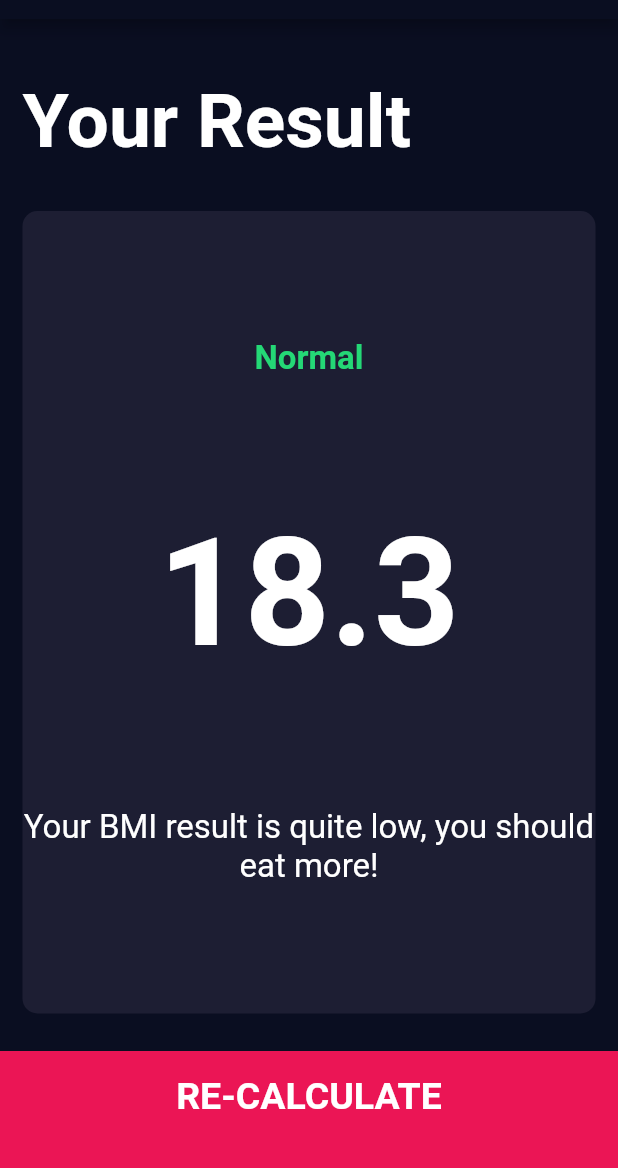
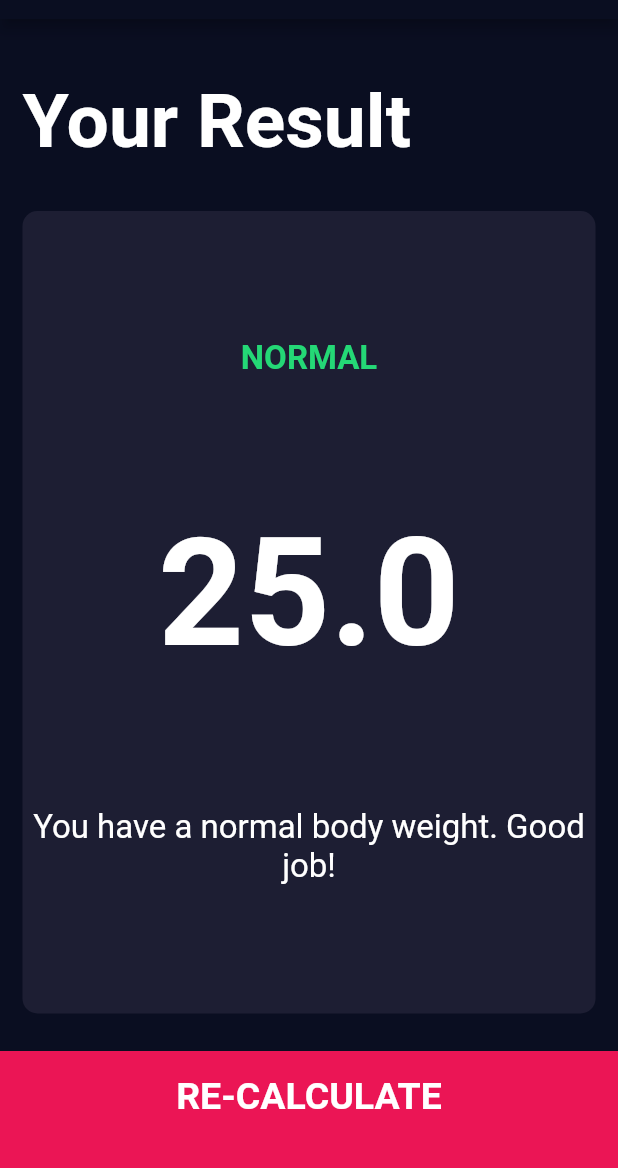
Before and after one commit to robsonsilv4/bmi-calculator, a Flutter app: the screen it shows after launch, after a tap on "CALCULATE", on a phone screen of 412 x 824 dp, the part 65-1233 px from its top. Run offline on Flutter 3.47's test engine with Material 2 defaults, Android fonts, the phone set to English and light mode, and no system bars; our stand-ins replace font_awesome_flutter.

Commit message:
Projeto finalizado

```diff
--- /dev/null
+++ b/lib/calculator_brain.dart
@@ -0,0 +1,35 @@
+import 'dart:math';
+
+class CalculatorBrain {
+  final int height;
+  final int weight;
+
+  double _bmi;
+
+  CalculatorBrain({this.height, this.weight});
+
+  String calculateBMI() {
+    _bmi = weight / pow(height / 100, 2);
+    return _bmi.toStringAsFixed(1);
+  }
+
+  String getResults() {
+    if (_bmi >= 25) {
+      return 'Overweight';
+    } else if (_bmi > 18.5) {
+      return 'Normal';
+    } else {
+      return 'Underweight';
+    }
+  }
+
+  String getInterpretation() {
+    if (_bmi >= 25) {
+      return 'You have a higher than nornal body weight. Try to exercise more.';
+    } else if (_bmi > 18.5) {
+      return 'You have a normal body weight. Good job!';
+    } else {
+      return 'You have a lower than normal body weight. You can eat a bit more.';
+    }
+  }
+}
--- a/lib/screens/input_page.dart
+++ b/lib/screens/input_page.dart
@@ -1,3 +1,4 @@
+import 'package:bmi_calculator/calculator_brain.dart';
 import 'package:bmi_calculator/components/bottom_button.dart';
 import 'package:bmi_calculator/components/round_icon_button.dart';
 import 'package:bmi_calculator/screens/result_page.dart';
@@ -214,10 +215,17 @@ class _InputPageState extends State<InputPage> {
             BottomButton(
               title: 'CALCULATE',
               onTap: () {
+                CalculatorBrain calc =
+                    CalculatorBrain(height: height, weight: weight);
+
                 Navigator.push(
                   context,
                   MaterialPageRoute(
-                    builder: (context) => ResultPage(),
+                    builder: (context) => ResultPage(
+                      bmiResult: calc.calculateBMI(),
+                      resultText: calc.getResults(),
+                      interpretation: calc.getInterpretation(),
+                    ),
                   ),
                 );
               },
--- a/lib/screens/result_page.dart
+++ b/lib/screens/result_page.dart
@@ -4,6 +4,15 @@ import 'package:bmi_calculator/constants.dart';
 import 'package:flutter/material.dart';
 
 class ResultPage extends StatelessWidget {
+  final String bmiResult;
+  final String resultText;
+  final String interpretation;
+
+  ResultPage(
+      {@required this.bmiResult,
+      @required this.resultText,
+      @required this.interpretation});
+
   @override
   Widget build(BuildContext context) {
     return Scaffold(
@@ -33,15 +42,15 @@ class ResultPage extends StatelessWidget {
                 crossAxisAlignment: CrossAxisAlignment.center,
                 children: <Widget>[
                   Text(
-                    'Normal',
+                    resultText.toUpperCase(),
                     style: kResultTextStyle,
                   ),
                   Text(
-                    '18.3',
+                    bmiResult,
                     style: kBMITextStyle,
                   ),
                   Text(
-                    'Your BMI result is quite low, you should eat more!',
+                    interpretation,
                     textAlign: TextAlign.center,
                     style: kBodyTextStyle,
                   )
```
